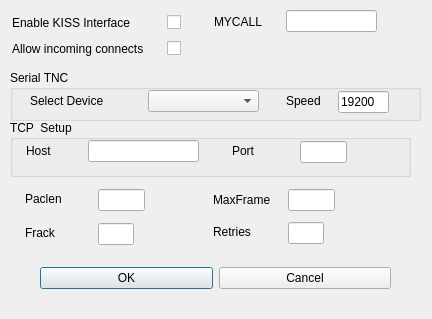
Qt form KISSConfig.ui (g8bpq/QtTermTCP) before a commit.
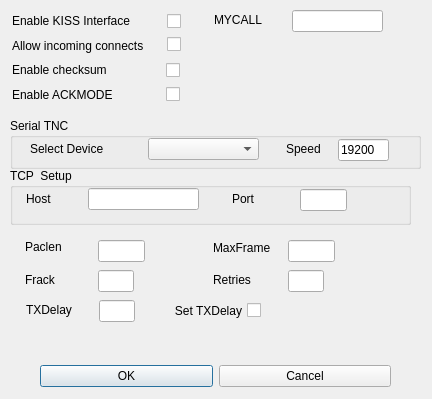
The same form after that commit.

What changed in the file:
```diff
--- a/KISSConfig.ui
+++ b/KISSConfig.ui
@@ -7,7 +7,7 @@
     <x>0</x>
     <y>0</y>
     <width>432</width>
-    <height>319</height>
+    <height>399</height>
    </rect>
   </property>
   <property name="windowTitle">
@@ -17,7 +17,7 @@
    <property name="geometry">
     <rect>
      <x>40</x>
-     <y>262</y>
+     <y>360</y>
      <width>351</width>
      <height>33</height>
     </rect>
@@ -58,7 +58,7 @@
    <property name="geometry">
     <rect>
      <x>10</x>
-     <y>120</y>
+     <y>168</y>
      <width>401</width>
      <height>57</height>
     </rect>
@@ -140,7 +140,7 @@
    <property name="geometry">
     <rect>
      <x>10</x>
-     <y>70</y>
+     <y>118</y>
      <width>411</width>
      <height>51</height>
     </rect>
@@ -202,7 +202,7 @@
    <property name="geometry">
     <rect>
      <x>12</x>
-     <y>12</y>
+     <y>10</y>
      <width>149</width>
      <height>21</height>
     </rect>
@@ -215,7 +215,7 @@
    <property name="geometry">
     <rect>
      <x>158</x>
-     <y>10</y>
+     <y>9</y>
      <width>23</width>
      <height>25</height>
     </rect>
@@ -231,7 +231,7 @@
    <property name="geometry">
     <rect>
      <x>214</x>
-     <y>13</y>
+     <y>11</y>
      <width>61</width>
      <height>17</height>
     </rect>
@@ -243,7 +243,7 @@
   <widget class="QLineEdit" name="MYCALL">
    <property name="geometry">
     <rect>
-     <x>286</x>
+     <x>292</x>
      <y>10</y>
      <width>91</width>
      <height>22</height>
@@ -254,7 +254,7 @@
    <property name="geometry">
     <rect>
      <x>25</x>
-     <y>192</y>
+     <y>240</y>
      <width>47</width>
      <height>13</height>
     </rect>
@@ -267,7 +267,7 @@
    <property name="geometry">
     <rect>
      <x>98</x>
-     <y>189</y>
+     <y>240</y>
      <width>47</width>
      <height>22</height>
     </rect>
@@ -277,7 +277,7 @@
    <property name="geometry">
     <rect>
      <x>213</x>
-     <y>192</y>
+     <y>240</y>
      <width>66</width>
      <height>16</height>
     </rect>
@@ -290,7 +290,7 @@
    <property name="geometry">
     <rect>
      <x>288</x>
-     <y>189</y>
+     <y>240</y>
      <width>47</width>
      <height>22</height>
     </rect>
@@ -300,9 +300,9 @@
    <property name="geometry">
     <rect>
      <x>25</x>
-     <y>226</y>
+     <y>270</y>
      <width>47</width>
-     <height>13</height>
+     <height>20</height>
     </rect>
    </property>
    <property name="text">
@@ -313,7 +313,7 @@
    <property name="geometry">
     <rect>
      <x>98</x>
-     <y>223</y>
+     <y>270</y>
      <width>36</width>
      <height>22</height>
     </rect>
@@ -323,7 +323,7 @@
    <property name="geometry">
     <rect>
      <x>213</x>
-     <y>225</y>
+     <y>273</y>
      <width>47</width>
      <height>13</height>
     </rect>
@@ -336,7 +336,7 @@
    <property name="geometry">
     <rect>
      <x>288</x>
-     <y>222</y>
+     <y>270</y>
      <width>36</width>
      <height>22</height>
     </rect>
@@ -346,7 +346,7 @@
    <property name="geometry">
     <rect>
      <x>12</x>
-     <y>38</y>
+     <y>35</y>
      <width>149</width>
      <height>21</height>
     </rect>
@@ -359,7 +359,7 @@
    <property name="geometry">
     <rect>
      <x>158</x>
-     <y>38</y>
+     <y>34</y>
      <width>23</width>
      <height>21</height>
     </rect>
@@ -371,6 +371,103 @@
     <string/>
    </property>
   </widget>
+  <widget class="QCheckBox" name="KISSChecksum">
+   <property name="geometry">
+    <rect>
+     <x>160</x>
+     <y>60</y>
+     <width>20</width>
+     <height>20</height>
+    </rect>
+   </property>
+   <property name="layoutDirection">
+    <enum>Qt::RightToLeft</enum>
+   </property>
+   <property name="text">
+    <string/>
+   </property>
+  </widget>
+  <widget class="QLabel" name="label_16">
+   <property name="geometry">
+    <rect>
+     <x>12</x>
+     <y>60</y>
+     <width>141</width>
+     <height>20</height>
+    </rect>
+   </property>
+   <property name="text">
+    <string>Enable checksum</string>
+   </property>
+  </widget>
+  <widget class="QCheckBox" name="KISSACKMODE">
+   <property name="geometry">
+    <rect>
+     <x>160</x>
+     <y>84</y>
+     <width>20</width>
+     <height>20</height>
+    </rect>
+   </property>
+   <property name="layoutDirection">
+    <enum>Qt::RightToLeft</enum>
+   </property>
+   <property name="text">
+    <string/>
+   </property>
+  </widget>
+  <widget class="QLabel" name="label_17">
+   <property name="geometry">
+    <rect>
+     <x>12</x>
+     <y>85</y>
+     <width>141</width>
+     <height>20</height>
+    </rect>
+   </property>
+   <property name="text">
+    <string>Enable ACKMODE</string>
+   </property>
+  </widget>
+  <widget class="QCheckBox" name="SetTXDelay">
+   <property name="geometry">
+    <rect>
+     <x>150</x>
+     <y>300</y>
+     <width>111</width>
+     <height>21</height>
+    </rect>
+   </property>
+   <property name="layoutDirection">
+    <enum>Qt::RightToLeft</enum>
+   </property>
+   <property name="text">
+    <string>Set TXDelay</string>
+   </property>
+  </widget>
+  <widget class="QLineEdit" name="TXDELAY">
+   <property name="geometry">
+    <rect>
+     <x>99</x>
+     <y>300</y>
+     <width>36</width>
+     <height>22</height>
+    </rect>
+   </property>
+  </widget>
+  <widget class="QLabel" name="label_29">
+   <property name="geometry">
+    <rect>
+     <x>26</x>
+     <y>302</y>
+     <width>71</width>
+     <height>16</height>
+    </rect>
+   </property>
+   <property name="text">
+    <string>TXDelay</string>
+   </property>
+  </widget>
  </widget>
  <resources/>
  <connections>
```
